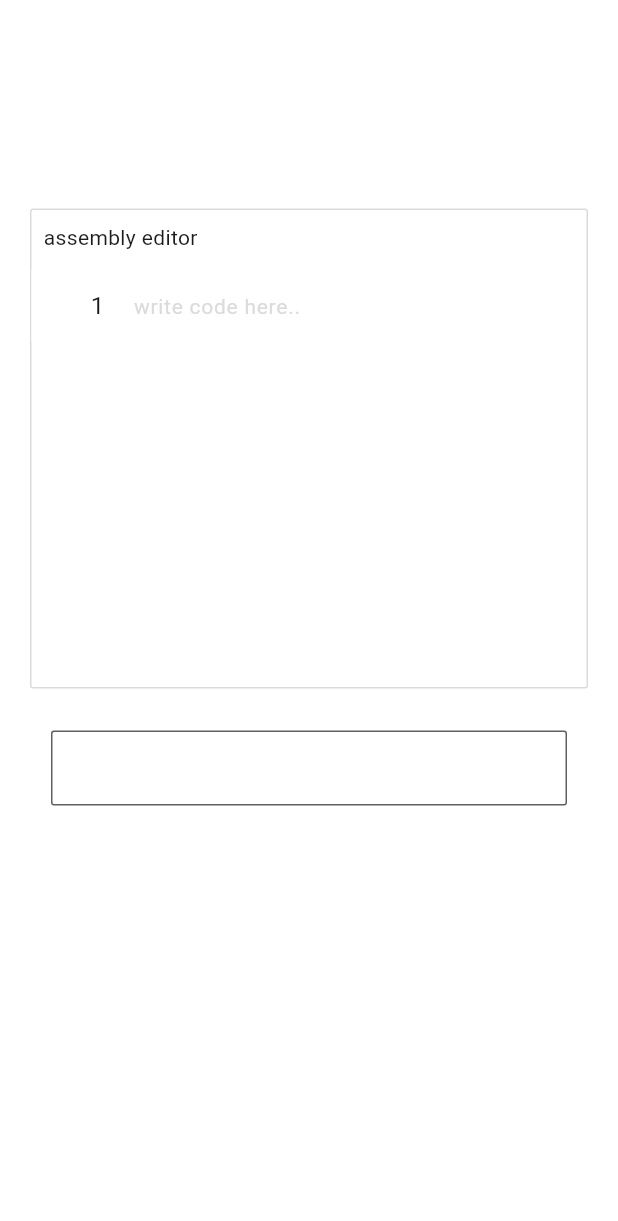
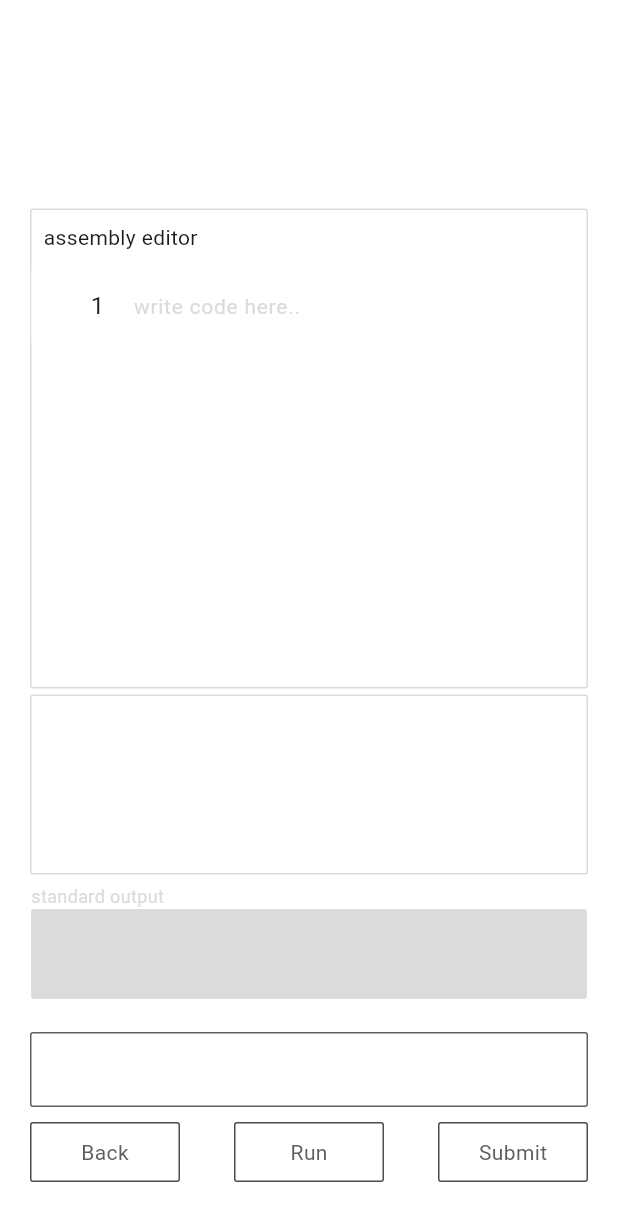
Before and after one commit to ashtonjamesd/wisteria, a Flutter app: the ExerciseView screen opened directly with empty values, after a tap on "Reveal Hint", on a phone screen of 412 x 824 dp. Shown: the top 1221 px of the screen. Run offline on Flutter 3.47's test engine with Material 3 defaults, Android fonts, the phone set to English and light mode, and no system bars; our stand-ins replace cloud_firestore, firebase_auth, firebase_core, shared_preferences, simple_icons; accounts and stored records are empty.

Commit message:
fix exercise conditions

```diff
--- a/lib/app/views/exercises/models/exercise_model.dart
+++ b/lib/app/views/exercises/models/exercise_model.dart
@@ -5,12 +5,24 @@ final class ExerciseModel {
   final String hint;
   final String expectedOutput;
 
+  // instructions to be executed before the users answer
+  final String preInstructions;
+
+  // the registers must contain these values for the submission to be valid
+  final Map<String, dynamic> registerConditions;
+
+  // program must contain at least one of each instruction in this list
+  final List<dynamic> instructionConditions;
+
   ExerciseModel({
     required this.title,
     required this.description,
     required this.level,
     required this.hint,
     required this.expectedOutput,
+    required this.preInstructions,
+    required this.registerConditions,
+    required this.instructionConditions,
   });
 
   factory ExerciseModel.fromMap(Map<String, dynamic> map) {
@@ -20,7 +32,9 @@ final class ExerciseModel {
       level: map['level'] ?? -1,
       hint: map['hint'] ?? '',
       expectedOutput: map['expectedOutput'] ?? '',
-
+      preInstructions: map['preInstructions'] ?? '',
+      registerConditions: map['registerConditions'] ?? {},
+      instructionConditions: map['instructionConditions'] ?? [],
     );
   }
 
@@ -30,7 +44,10 @@ final class ExerciseModel {
       'description': description,
       'level': level,
       'hint': hint,
-      'expectedOutput': expectedOutput
+      'expectedOutput': expectedOutput,
+      'preInstructions': preInstructions,
+      'registerConditions': registerConditions,
+      'instructionConditions': instructionConditions,
     };
   }
 }
--- a/lib/app/views/exercises/views/exercise_view.dart
+++ b/lib/app/views/exercises/views/exercise_view.dart
@@ -1,12 +1,18 @@
 
 import 'package:flutter/material.dart';
+import 'package:wisteria/app/utils/globals.dart';
 import 'package:wisteria/app/views/vm/code_editor_box.dart';
+import 'package:wisteria/app/views/vm/console_box.dart';
+import 'package:wisteria/app/views/vm/stdout_box.dart';
 import 'package:wisteria/app/widgets/wisteria_box.dart';
 import 'package:wisteria/app/widgets/wisteria_button.dart';
+import 'package:wisteria/app/widgets/wisteria_window.dart';
+import 'package:wisteria/vm/vm.dart';
 
 import '../../../constants.dart';
 import '../../../widgets/wisteria_text.dart';
 import '../models/exercise_model.dart';
+import '../utils/exercise_view_controller.dart';
 
 class ExerciseView extends StatefulWidget {
   const ExerciseView({
@@ -21,8 +27,82 @@ class ExerciseView extends StatefulWidget {
 }
 
 class _ExerciseViewState extends State<ExerciseView> {
+  final controller = ExerciseViewController();
+
   final codeController = TextEditingController();
   bool hintRevealed = false;
+
+  bool isRunningCode = false;
+
+  late var vm = VirtualMachine(
+    () {
+      setState(() {});
+    },
+    programString: codeController.text
+  );
+
+  void onCompletion() {
+    showDialog(
+      context: context,
+      builder: (context) {
+        return completionDialogue();
+      }
+    );
+  }
+
+  Future<void> onRunCode() async {
+    if (isRunningCode) return;
+
+    setState(() {
+      isRunningCode = true;
+    });
+
+    vm = VirtualMachine(
+      () {
+        setState(() {});
+      },
+      hasDelays: false,
+      programString: "${widget.model.preInstructions} ${codeController.text}"
+    );
+
+    await vm.run();
+
+    setState(() {
+      isRunningCode = false;
+    });
+  }
+
+  Future<void> onSubmit() async {
+    await onRunCode();
+
+    if (vm.stdout.isEmpty) {
+      showDialog(context: context, builder: (context) {
+        return failedDialogue();
+      });
+
+      return;
+    }
+
+    final result = controller.validateSubmission(widget.model, vm);
+    if (result.isFailure) {
+      vm.output(result.error.toString());
+
+      showDialog(context: context, builder: (context) {
+        return failedDialogue();
+      });
+
+      return;
+    }
+
+    if (vm.stdout.last != widget.model.expectedOutput) {
+      showDialog(context: context, builder: (context) {
+        return failedDialogue();
+      });
+      return;
+    }
+
+    onCompletion();
+  }
 
   @override
   Widget build(BuildContext context) {
@@ -58,7 +138,7 @@ class _ExerciseViewState extends State<ExerciseView> {
     final screen = MediaQuery.sizeOf(context);
 
     return Column(
-      crossAxisAlignment: CrossAxisAlignment.start,
+      crossAxisAlignment: CrossAxisAlignment.center,
       children: [
         const SizedBox(height: 16),
 
@@ -73,19 +153,122 @@ class _ExerciseViewState extends State<ExerciseView> {
 
         const SizedBox(height: 24),
 
-        Center(
-          child: codeEditor()
+        codeEditor(),
+
+        ConsoleBox(
+          vm: vm,
+          showBorder: true,
+          width: MediaQuery.sizeOf(context).width - 40,
         ),
 
-        revealHintBox(screen)
+        StdoutBox(screen: screen, vm: vm),
+        const SizedBox(height: 16),
+
+        revealHintBox(screen),
+
+        const SizedBox(height: 8),
+        SizedBox(
+          width: MediaQuery.sizeOf(context).width - 40,
+          child: Row(
+            mainAxisAlignment: MainAxisAlignment.spaceBetween,
+            children: [
+              backButton(),
+              runCodeButton(),
+              submitButton()
+            ],
+          ),
+        ),
+
       ],
     );
   }
 
-  Widget runCodeButton() {
-    return SizedBox();
+  Widget backButton() {
+    return WisteriaButton(
+      width: 100,
+      height: 40,
+      color: primaryWhite,
+      text: "Back",
+      textColor: primaryTextColor,
+      showBorder: true,
+      onTap: () async {
+        pop(context);
+      }
+    );
   }
 
+  Widget submitButton() {
+    return Padding(
+      padding: const EdgeInsets.only(left: 20),
+      child: WisteriaButton(
+        width: 100,
+        height: 40,
+        color: primaryWhite,
+        text: "Submit",
+        textColor: primaryTextColor,
+        showBorder: true,
+        onTap: () async {
+          await onSubmit();
+        }
+      ),
+    );
+  }
+
+  Widget runCodeButton() {
+    return Padding(
+      padding: const EdgeInsets.only(left: 20),
+      child: WisteriaButton(
+        width: 100,
+        height: 40,
+        color: primaryWhite,
+        text: isRunningCode ? "Running..." : "Run",
+        textColor: primaryTextColor,
+        showBorder: true,
+        onTap: () async {
+          await onRunCode();
+        }
+      ),
+    );
+  }
+
+  Widget failedDialogue() {
+    return WisteriaWindow(
+      header: "Exercise Failed",
+      messageWidget: Center(
+        child: SizedBox(
+          width: 200,
+          child: WisteriaText(
+            align: TextAlign.center,
+            text: "Not quite! Ensure you have followed the exercise instructions.",
+            size: 13,
+          ),
+        ),
+      ),
+      width: 240,
+      height: 160
+    );
+  }
+
+  Widget completionDialogue() {
+    return WisteriaWindow(
+      header: "Exercise Complete",
+      onTapOkay: () {
+        pop(context);
+      },
+      messageWidget: Center(
+        child: SizedBox(
+          width: 200,
+          child: WisteriaText(
+            align: TextAlign.center,
+            text: "Well Done! You passed this exercise.",
+            size: 13,
+          ),
+        ),
+      ),
+      width: 240,
+      height: 160
+    );
+  }
 
   Widget codeEditor() {
     return WisteriaBox(
@@ -101,22 +284,19 @@ class _ExerciseViewState extends State<ExerciseView> {
   }
 
   Widget revealHintBox(Size screen) {
-    return Padding(
-      padding: const EdgeInsets.only(left: 32, top: 24, right: 32),
-      child: GestureDetector(
+    return GestureDetector(
       onTap: () {
         setState(() {
           hintRevealed = !hintRevealed;
         });
       },
       child: hintRevealed ? revealedHintBox(screen) : unrevealedHintBox(screen)
-      ),
     );
   }
 
   Widget unrevealedHintBox(Size screen) {
     return WisteriaBox(
-      width: screen.width,
+      width: MediaQuery.sizeOf(context).width - 40,
       height: 50,
       showBorder: true,
       child: Center(
@@ -129,7 +309,7 @@ class _ExerciseViewState extends State<ExerciseView> {
 
   Widget revealedHintBox(Size screen) {
     return WisteriaBox(
-      width: screen.width,
+      width: MediaQuery.sizeOf(context).width - 40,
       height: 50,
       showBorder: true,
       child: Padding(
--- /dev/null
+++ b/lib/app/views/vm/console_box.dart
@@ -0,0 +1,64 @@
+import 'package:flutter/material.dart';
+import 'package:wisteria/app/views/vm/utils/vm_view_controller.dart';
+import 'package:wisteria/vm/vm.dart';
+
+import '../../constants.dart';
+import '../../widgets/wisteria_box.dart';
+import '../../widgets/wisteria_text.dart';
+
+class ConsoleBox extends StatefulWidget {
+  const ConsoleBox({
+    super.key,
+    required this.vm,
+    required this.width,
+    required this.showBorder
+  });
+
+  final VirtualMachine vm;
+  final double width;
+  final bool showBorder;
+
+  @override
+  State<ConsoleBox> createState() => _ConsoleBoxState();
+}
+
+class _ConsoleBoxState extends State<ConsoleBox> {
+  final _scrollController = ScrollController();
+
+  @override
+  void didUpdateWidget(covariant ConsoleBox oldWidget) {
+    super.didUpdateWidget(oldWidget);
+    WidgetsBinding.instance.addPostFrameCallback((_) => _scrollToBottom());
+  }
+
+  void _scrollToBottom() {
+    if (_scrollController.hasClients) {
+      _scrollController.jumpTo(_scrollController.position.maxScrollExtent);
+    }
+  }
+
+  @override
+  Widget build(BuildContext context) {
+    return WisteriaBox(
+      width: widget.width,
+      height: consoleHeight,
+      showBorder: widget.showBorder,
+      borderColor: primaryGrey,
+      child: Padding(
+        padding: const EdgeInsets.all(boxPadding),
+        child: Scrollbar(
+          controller: _scrollController,
+          child: SingleChildScrollView(
+            controller: _scrollController,
+            scrollDirection: Axis.vertical,
+            child: WisteriaText(
+              text: widget.vm.consoleOutput.join("\n"),
+              color: const Color.fromARGB(255, 52, 52, 52),
+              size: 12,
+            ),
+          ),
+        ),
+      )
+    );
+  }
+}
--- a/lib/vm/assembler/assembler.dart
+++ b/lib/vm/assembler/assembler.dart
@@ -102,7 +102,7 @@ final class Assembler {
       return labels[token.lexeme]!;
     }
 
-    return error("unknown identifier ${token.lexeme}");
+    return error("unknown identifier '${token.lexeme}'");
   }
 
   int translateLabelDefinition() {
--- a/lib/vm/parser/lexer.dart
+++ b/lib/vm/parser/lexer.dart
@@ -20,6 +20,7 @@ final class Lexer {
     "MOV":  TokenType.mov,
     "OUT":  TokenType.out,
     "ADD":  TokenType.add,
+    "SUB":  TokenType.sub,
     "INC":  TokenType.inc,
     "DEC":  TokenType.dec,
     "MUL":  TokenType.mul,
--- a/lib/vm/vm.dart
+++ b/lib/vm/vm.dart
@@ -50,6 +50,9 @@ final class VirtualMachine {
   // will wait after completing the current instruction instead
   bool isPaused = false;
 
+  // will wait incrementally between steps if true
+  bool _hasDelays = true;
+
   // the last error to occur in the vm
   // will return at the earliest point when not null
   String? errorMessage;
@@ -57,19 +60,19 @@ final class VirtualMachine {
   // instruction set architecture
   late final Map<int, Function> isa;
 
-  int get r1 => registers[R1_INDEX];
-  set r1(int value) => registers[R1_INDEX] = value;
+  int get ra => registers[R1_INDEX];
+  set ra(int value) => registers[R1_INDEX] = value;
 
-  int get r2 => registers[R2_INDEX];
-  set r2(int value) => registers[R2_INDEX] = value;
+  int get rb => registers[R2_INDEX];
+  set rb(int value) => registers[R2_INDEX] = value;
 
-  int get r3 => registers[R3_INDEX];
-  set r3(int value) => registers[R3_INDEX] = value;
+  int get rc => registers[R3_INDEX];
+  set rc(int value) => registers[R3_INDEX] = value;
 
-  int get r4 => registers[R4_INDEX];
-  set r4(int value) => registers[R4_INDEX] = value;
+  int get rd => registers[R4_INDEX];
+  set rd(int value) => registers[R4_INDEX] = value;
 
-  VirtualMachine(this._update, {required this.programString, bool quietMode = false}) {
+  VirtualMachine(this._update, {required this.programString, bool quietMode = false, bool hasDelays = true}) {
     isa = {
       HLT_OP: _hlt,
       NO_OP: _nop,
@@ -107,6 +110,7 @@ final class VirtualMachine {
     registers = List.filled(8, 0);
 
     _quietMode = quietMode;
+    _hasDelays = hasDelays;
   }
 
   Future run() async {
@@ -175,6 +179,8 @@ final class VirtualMachine {
   }
 
   Future<void> delay(int ms) async {
+    if (!_hasDelays) return;
+
     await Future.delayed(Duration(milliseconds: ms));
   }
 
@@ -270,22 +276,22 @@ final class VirtualMachine {
   void _divLiteral() {
     final divisor = memory[pc];
 
-    final divisionResult = (r1 / divisor).floor();
-    final remainder = r1 % divisor;
+    final divisionResult = (ra / divisor).floor();
+    final remainder = ra % divisor;
 
-    r1 = divisionResult;
-    r2 = remainder;
+    ra = divisionResult;
+    rb = remainder;
   }
 
   void _divRegister() {
     final register = memory[pc];
     final divisor = registers[register];
 
-    final divisionResult = (r1 / divisor).floor();
-    final remainder = r1 % divisor;
+    final divisionResult = (ra / divisor).floor();
+    final remainder = ra % divisor;
 
-    r1 = divisionResult;
-    r2 = remainder;
+    ra = divisionResult;
+    rb = remainder;
   }
 
   void _inc() {
```
Also changed, not shown: lib/app/views/exercises/utils/exercise_view_controller.dart (+32 -0 lines), lib/app/views/exercises/views/exercises_view.dart (+16 -1 lines), lib/app/views/vm/utils/vm_view_controller.dart (+4 -4 lines), lib/app/views/vm/vm_view.dart (+10 -20 lines), lib/app/widgets/wisteria_window.dart (+14 -3 lines), lib/vm/tests/vm_tests.dart (+4 -4 lines). Lines whose indentation alone changed are shown as unchanged.
